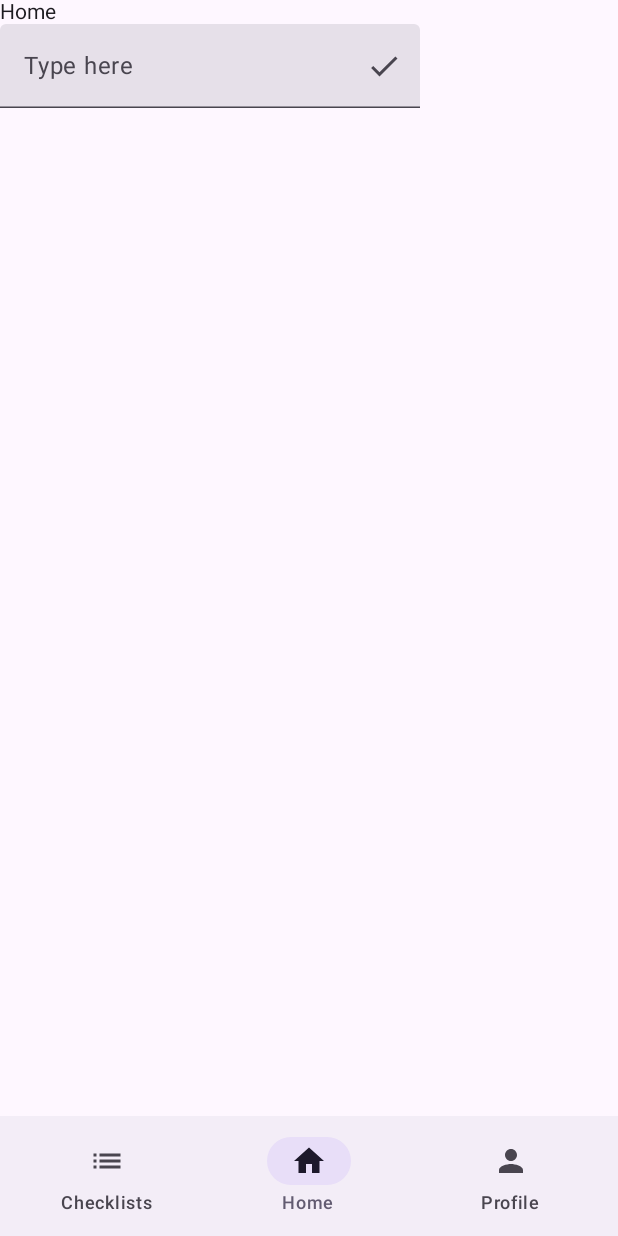
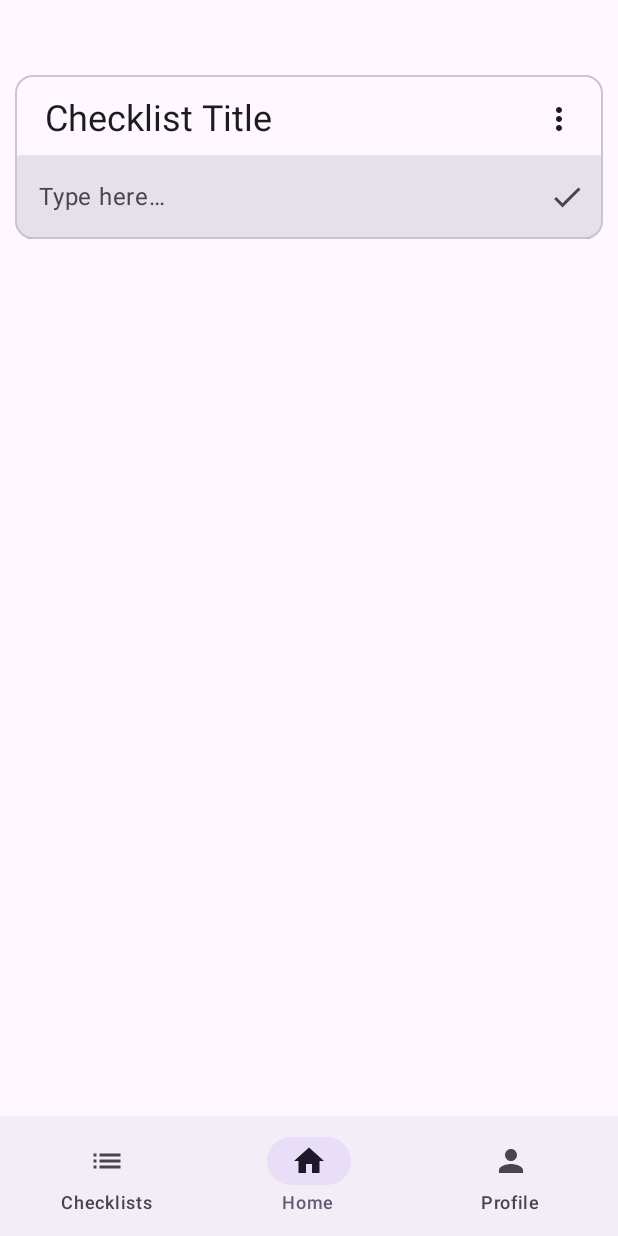
Before and after one commit to GaryKam/check-mate, an Android app built with Jetpack Compose: the screen it shows after launch once a user with an empty profile is signed in (MainActivity), on a phone screen of 412 x 824 dp. Run offline under Robolectric (Android 15) with nearby library versions, the phone set to English and light mode, and no system bars; our stand-ins replace Firebase (no records; nobody signed in at launch, a user with empty details on screens opened directly); libraries missing offline, so code that uses them is left out: com.firebase.ui.

Commit message:
Basic checklist implementation

```diff
--- /dev/null
+++ b/app/src/main/java/com/oukschub/checkmate/component/Checklist.kt
@@ -0,0 +1,131 @@
+package com.oukschub.checkmate.component
+
+import androidx.compose.foundation.background
+import androidx.compose.foundation.layout.Arrangement
+import androidx.compose.foundation.layout.Column
+import androidx.compose.foundation.layout.Row
+import androidx.compose.foundation.layout.fillMaxWidth
+import androidx.compose.foundation.layout.padding
+import androidx.compose.foundation.text.BasicTextField
+import androidx.compose.material.icons.Icons
+import androidx.compose.material.icons.filled.Check
+import androidx.compose.material.icons.filled.MoreVert
+import androidx.compose.material3.Checkbox
+import androidx.compose.material3.Icon
+import androidx.compose.material3.IconButton
+import androidx.compose.material3.MaterialTheme
+import androidx.compose.material3.OutlinedCard
+import androidx.compose.material3.Text
+import androidx.compose.material3.TextField
+import androidx.compose.runtime.Composable
+import androidx.compose.runtime.getValue
+import androidx.compose.runtime.mutableStateOf
+import androidx.compose.runtime.remember
+import androidx.compose.runtime.setValue
+import androidx.compose.runtime.snapshots.SnapshotStateList
+import androidx.compose.ui.Alignment
+import androidx.compose.ui.Modifier
+import androidx.compose.ui.graphics.Color
+import androidx.compose.ui.res.stringResource
+import androidx.compose.ui.text.TextStyle
+import androidx.compose.ui.text.style.TextDecoration
+import androidx.compose.ui.unit.dp
+import com.oukschub.checkmate.R
+import com.oukschub.checkmate.data.ChecklistItem
+
+@Composable
+fun Checklist(
+    itemList: SnapshotStateList<ChecklistItem>,
+    onUpdateItem: (Int, String, Boolean) -> Unit,
+    onAddItem: (String) -> Unit,
+    modifier: Modifier = Modifier
+) {
+    OutlinedCard(
+        modifier = modifier
+            .fillMaxWidth()
+            .padding(start = 10.dp, top = 50.dp, end = 10.dp)
+    ) {
+        Header()
+        Checkboxes(itemList = itemList, onUpdateItem = onUpdateItem)
+        InputField(onAddItem = onAddItem)
+    }
+}
+
+@Composable
+private fun Header() {
+    Row(
+        horizontalArrangement = Arrangement.SpaceBetween,
+        verticalAlignment = Alignment.CenterVertically,
+        modifier = Modifier
+            .fillMaxWidth()
+            .padding(start = 20.dp, top = 5.dp, end = 5.dp)
+    ) {
+        Text(text = "Checklist Title", style = MaterialTheme.typography.headlineSmall)
+
+        IconButton(onClick = { /*TODO*/ }) {
+            Icon(
+                imageVector = Icons.Default.MoreVert,
+                contentDescription = stringResource(R.string.desc_options)
+            )
+        }
+    }
+}
+
+@Composable
+private fun Checkboxes(
+    itemList: SnapshotStateList<ChecklistItem>,
+    onUpdateItem: (Int, String, Boolean) -> Unit
+) {
+    Column(
+        modifier = Modifier
+            .fillMaxWidth()
+            .background(MaterialTheme.colorScheme.background)
+            .padding(horizontal = 20.dp)
+    ) {
+        for ((index, item) in itemList.withIndex()) {
+            Row(
+                verticalAlignment = Alignment.CenterVertically,
+                modifier = Modifier
+                    .background(Color.Transparent)
+                    .fillMaxWidth()
+            ) {
+                Checkbox(
+                    checked = item.isChecked,
+                    onCheckedChange = { onUpdateItem(index, item.name, it) }
+                )
+
+                BasicTextField(
+                    value = item.name,
+                    onValueChange = { onUpdateItem(index, it, item.isChecked) },
+                    enabled = !item.isChecked,
+                    textStyle = TextStyle(textDecoration = if (item.isChecked) TextDecoration.LineThrough else TextDecoration.None)
+                )
+            }
+        }
+    }
+}
+
+@Composable
+private fun InputField(
+    onAddItem: (String) -> Unit
+) {
+    var text by remember { mutableStateOf("") }
+
+    TextField(
+        value = text,
+        onValueChange = { text = it },
+        modifier = Modifier.fillMaxWidth(),
+        placeholder = { Text(text = stringResource(R.string.type_placeholder)) },
+        trailingIcon = {
+            IconButton(onClick = {
+                onAddItem(text)
+                text = ""
+            }) {
+                Icon(
+                    imageVector = Icons.Default.Check,
+                    contentDescription = stringResource(R.string.desc_done)
+                )
+            }
+        }
+    )
+}
--- a/app/src/main/java/com/oukschub/checkmate/data/ChecklistItem.kt
+++ b/app/src/main/java/com/oukschub/checkmate/data/ChecklistItem.kt
@@ -1,3 +1,6 @@
 package com.oukschub.checkmate.data
 
-data class ChecklistItem(val name: String, val isChecked: Boolean)
+data class ChecklistItem(
+    val name: String,
+    val isChecked: Boolean
+)
--- a/app/src/main/java/com/oukschub/checkmate/navigation/AppNavigation.kt
+++ b/app/src/main/java/com/oukschub/checkmate/navigation/AppNavigation.kt
@@ -1,8 +1,6 @@
 package com.oukschub.checkmate.navigation
 
 import androidx.compose.foundation.layout.padding
-import androidx.compose.material.icons.Icons
-import androidx.compose.material.icons.filled.List
 import androidx.compose.material3.BottomAppBar
 import androidx.compose.material3.Icon
 import androidx.compose.material3.NavigationBarItem
@@ -12,9 +10,9 @@ import androidx.compose.runtime.Composable
 import androidx.compose.runtime.getValue
 import androidx.compose.ui.Modifier
 import androidx.compose.ui.res.stringResource
-import androidx.lifecycle.ViewModel
 import androidx.lifecycle.viewmodel.compose.viewModel
 import androidx.navigation.NavDestination.Companion.hierarchy
+import androidx.navigation.NavHostController
 import androidx.navigation.compose.NavHost
 import androidx.navigation.compose.composable
 import androidx.navigation.compose.currentBackStackEntryAsState
@@ -27,10 +25,10 @@ import com.oukschub.checkmate.viewmodel.HomeViewModel
 @Composable
 fun AppNavigation(
     modifier: Modifier = Modifier,
-    homeViewModel: HomeViewModel = viewModel()
+    homeViewModel: HomeViewModel = viewModel(),
+    navController: NavHostController = rememberNavController()
 ) {
-    val navController = rememberNavController()
-    val items = listOf(Screen.Checklists, Screen.Home, Screen.Profile)
+    val navBarItems = listOf(Screen.Checklists, Screen.Home, Screen.Profile)
 
     Scaffold(
         bottomBar = {
@@ -38,13 +36,13 @@ fun AppNavigation(
                 val navBackStackEntry by navController.currentBackStackEntryAsState()
                 val currentDestination = navBackStackEntry?.destination
 
-                items.forEach { screen ->
+                for (screen in navBarItems) {
                     NavigationBarItem(
                         selected = currentDestination?.hierarchy?.any { it.route == screen.route } == true,
                         onClick = { navController.navigate(screen.route) },
                         icon = {
                             Icon(
-                                screen.icon,
+                                imageVector = screen.icon,
                                 contentDescription = stringResource(screen.resourceId)
                             )
                         },
@@ -60,7 +58,7 @@ fun AppNavigation(
             modifier = Modifier.padding(paddingValues)
         ) {
             composable(Screen.Checklists.route) { Checklists() }
-            composable(Screen.Home.route) { Home(homeViewModel) }
+            composable(Screen.Home.route) { Home(viewModel = homeViewModel) }
             composable(Screen.Profile.route) { Profile() }
         }
     }
--- a/app/src/main/java/com/oukschub/checkmate/ui/screen/Home.kt
+++ b/app/src/main/java/com/oukschub/checkmate/ui/screen/Home.kt
@@ -1,26 +1,12 @@
 package com.oukschub.checkmate.ui.screen
 
-import android.util.Log
+import androidx.compose.foundation.layout.Arrangement
 import androidx.compose.foundation.layout.Column
-import androidx.compose.foundation.layout.Row
-import androidx.compose.material.icons.Icons
-import androidx.compose.material.icons.filled.Check
-import androidx.compose.material3.Checkbox
-import androidx.compose.material3.Icon
-import androidx.compose.material3.IconButton
-import androidx.compose.material3.Text
-import androidx.compose.material3.TextField
-import androidx.compose.material3.rememberStandardBottomSheetState
+import androidx.compose.foundation.layout.fillMaxSize
 import androidx.compose.runtime.Composable
-import androidx.compose.runtime.MutableState
-import androidx.compose.runtime.getValue
-import androidx.compose.runtime.mutableStateOf
-import androidx.compose.runtime.remember
-import androidx.compose.runtime.saveable.rememberSaveable
-import androidx.compose.runtime.setValue
+import androidx.compose.ui.Alignment
 import androidx.compose.ui.Modifier
-import androidx.compose.ui.tooling.preview.Preview
-import com.oukschub.checkmate.data.ChecklistItem
+import com.oukschub.checkmate.component.Checklist
 import com.oukschub.checkmate.viewmodel.HomeViewModel
 
 @Composable
@@ -28,55 +14,17 @@ fun Home(
     viewModel: HomeViewModel,
     modifier: Modifier = Modifier
 ) {
-    Column {
-        Text(text = "Home")
-
-        var text by remember {
-            mutableStateOf("")
-        }
-
-/*        viewModel.itemsList.forEach { item ->
-            TextField(
-                value = item.name,
-                leadingIcon = {
-                        Checkbox(
-                            checked = item.isChecked,
-                            onCheckedChange = {item.isChecked = it}
-                        )
-                },
-                onValueChange = {value ->
-                    item.name = value
-                }
-            )
-        }*/
-
-        if(viewModel.itemList.isNotEmpty()) {
-            for ((index, checklistItem) in viewModel.itemList.withIndex()) {
-                Row {
-                    Text(text = checklistItem.name)
-                    Checkbox(
-                        checked = checklistItem.isChecked,
-                        onCheckedChange = {
-                            viewModel.updateItem(index)
-                        }
-                    )
-                }
-            }
-        }
-
-        TextField(
-            value = text,
-            onValueChange = { text = it },
-            placeholder = { Text(text = "Type here") },
-            trailingIcon = {
-                IconButton(
-                    onClick = {
-                        viewModel.itemList.add(ChecklistItem(text, false))
-                        text = ""
-                    }
-                ) {
-                Icon(imageVector = Icons.Default.Check, contentDescription = null)
-            } }
+    Column(
+        modifier = modifier.fillMaxSize(),
+        verticalArrangement = Arrangement.Top,
+        horizontalAlignment = Alignment.CenterHorizontally
+    ) {
+        Checklist(
+            itemList = viewModel.itemList,
+            onUpdateItem = { index, newName, newIsChecked ->
+                viewModel.updateItem(index, newName, newIsChecked)
+            },
+            onAddItem = { text -> viewModel.addItem(text) }
         )
     }
 }
--- a/app/src/main/res/values/strings.xml
+++ b/app/src/main/res/values/strings.xml
@@ -1,6 +1,12 @@
 <resources>
+    // Visible Text
     <string name="app_name">Check Mate</string>
     <string name="checklists">Checklists</string>
     <string name="home">Home</string>
     <string name="profile">Profile</string>
+    <string name="type_placeholder">Type here…</string>
+
+    // Content Description
+    <string name="desc_options">Options</string>
+    <string name="desc_done">Done</string>
 </resources>
```
Also changed, not shown: app/src/main/java/com/oukschub/checkmate/viewmodel/HomeViewModel.kt (+8 -7 lines).
